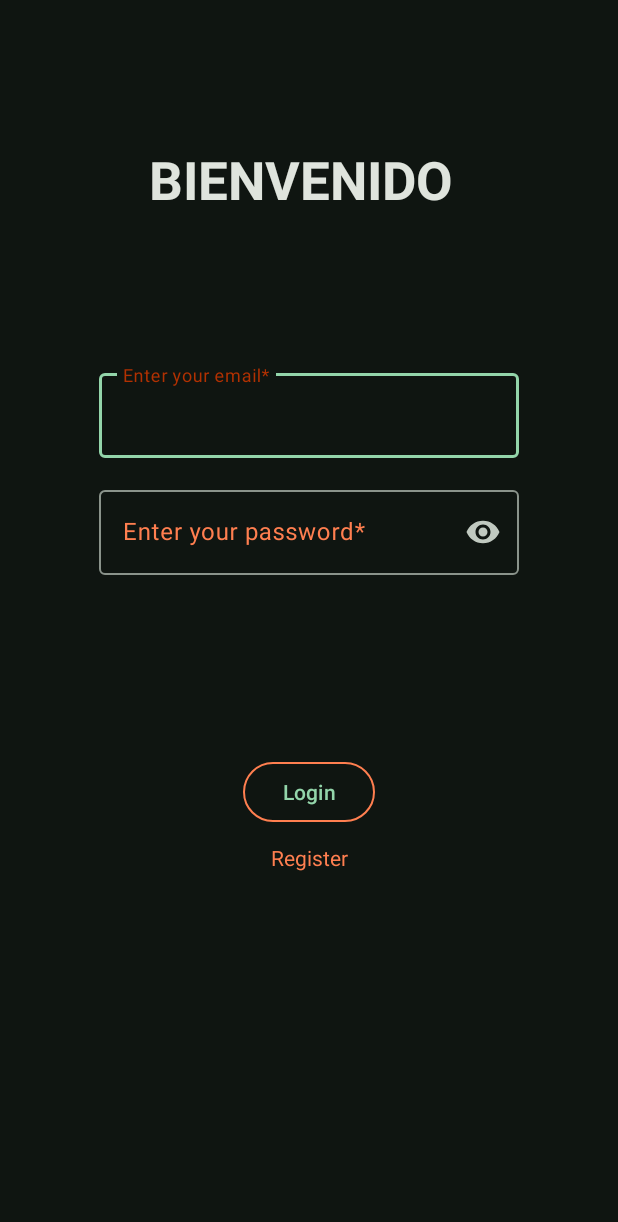
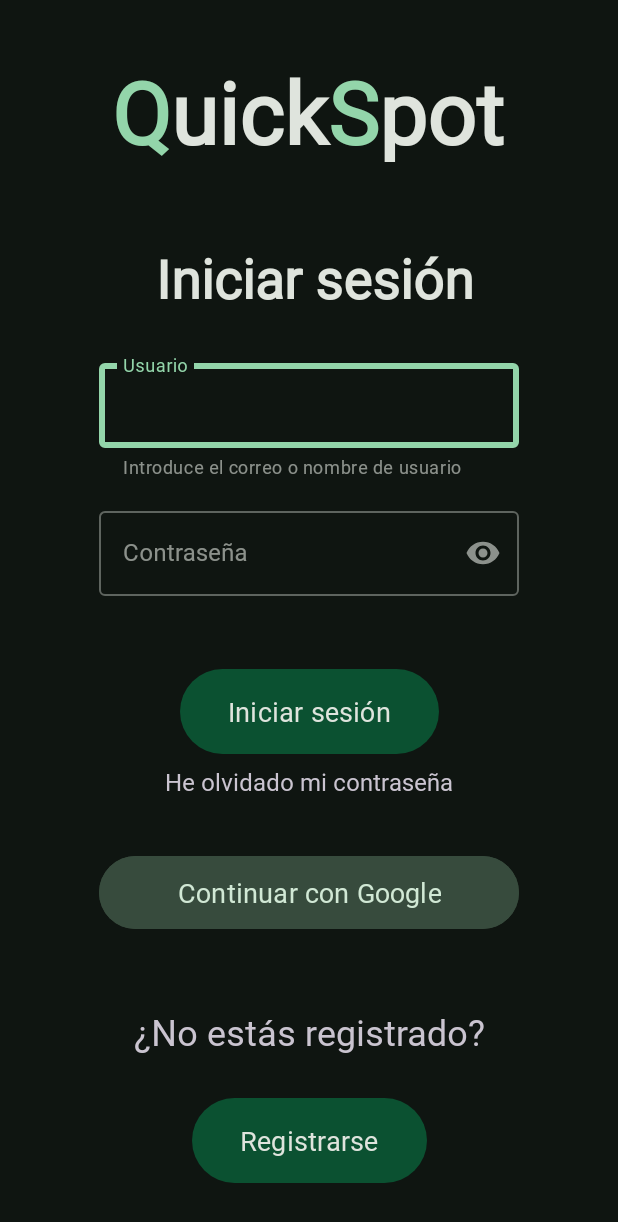
Before and after one commit to MartinLopezDeIpina/MartinLopezDeIpinaLKSParking, an Android app: the screen it shows after launch (LoginActivity), on a phone screen of 412 x 824 dp. Shown: the top 1222 px of the screen. Run offline under Robolectric (Android 15) with nearby library versions, the phone set to English and light mode, and no system bars.

Commit message:
feat login view

```diff
--- a/app/src/main/java/com/lksnext/parkingplantilla/view/activity/LoginActivity.java
+++ b/app/src/main/java/com/lksnext/parkingplantilla/view/activity/LoginActivity.java
@@ -1,13 +1,23 @@
 package com.lksnext.parkingplantilla.view.activity;
 
 import android.content.Intent;
+import android.content.res.Resources;
 import android.os.Bundle;
+import android.text.SpannableString;
+import android.text.Spanned;
+import android.text.style.ForegroundColorSpan;
+import android.text.style.StyleSpan;
+import android.util.TypedValue;
+import android.view.ContextThemeWrapper;
+import android.widget.TextView;
 
 import androidx.appcompat.app.AppCompatActivity;
+import androidx.core.content.ContextCompat;
 import androidx.lifecycle.ViewModelProvider;
 
 import com.lksnext.parkingplantilla.databinding.ActivityLoginBinding;
 import com.lksnext.parkingplantilla.viewmodel.LoginViewModel;
+import com.lksnext.parkingplantilla.R;
 
 public class LoginActivity extends AppCompatActivity {
 
@@ -51,5 +61,25 @@ public class LoginActivity extends AppCompatActivity {
                 }
             }
         });
+
+        setSpannedTitle();
+    }
+
+    private void setSpannedTitle(){
+        TextView title = findViewById(R.id.title);
+        String text = title.getText().toString();
+        SpannableString spannableString = new SpannableString(text);
+
+        Resources.Theme theme = getTheme();
+        TypedValue typedValue = new TypedValue();
+        theme.resolveAttribute(R.attr.colorPrimary, typedValue, true);
+        int color = typedValue.data;
+
+        spannableString.setSpan(new ForegroundColorSpan(color), 0, 1, Spanned.SPAN_EXCLUSIVE_EXCLUSIVE);
+
+        int secondWordStart = text.indexOf("S");
+        spannableString.setSpan(new ForegroundColorSpan(color), secondWordStart, secondWordStart + 1, Spanned.SPAN_EXCLUSIVE_EXCLUSIVE);
+
+        title.setText(spannableString);
     }
 }
--- a/app/src/main/java/com/lksnext/parkingplantilla/viewmodel/LoginViewModel.java
+++ b/app/src/main/java/com/lksnext/parkingplantilla/viewmodel/LoginViewModel.java
@@ -1,4 +1,6 @@
 package com.lksnext.parkingplantilla.viewmodel;
+
+import android.content.Intent;
 
 import androidx.lifecycle.LiveData;
 import androidx.lifecycle.MutableLiveData;
@@ -6,6 +8,7 @@ import androidx.lifecycle.ViewModel;
 
 import com.lksnext.parkingplantilla.data.DataRepository;
 import com.lksnext.parkingplantilla.domain.Callback;
+import com.lksnext.parkingplantilla.view.activity.MainActivity;
 
 public class LoginViewModel extends ViewModel {
 
--- a/app/src/main/res/layout/activity_login.xml
+++ b/app/src/main/res/layout/activity_login.xml
@@ -7,66 +7,31 @@
     tools:context=".view.activity.LoginActivity">
 
 
-    <Button
-        android:id="@+id/loginButton"
-        style="?attr/materialButtonOutlinedStyle"
-        android:layout_width="wrap_content"
-        android:layout_height="wrap_content"
-        android:layout_marginTop="100dp"
-        android:text="Login"
-        app:layout_constraintEnd_toEndOf="parent"
-        app:layout_constraintHorizontal_bias="0.5"
-        app:layout_constraintStart_toStartOf="parent"
-        app:layout_constraintTop_toBottomOf="@+id/password"
-        app:strokeColor="@color/orange" />
-
-    <LinearLayout
-        android:layout_width="wrap_content"
-        android:layout_height="wrap_content"
-        android:layout_marginLeft="40dp"
-        android:layout_marginRight="40dp"
-        android:orientation="horizontal"
-        app:layout_constraintEnd_toEndOf="parent"
-        app:layout_constraintStart_toStartOf="parent"
-        app:layout_constraintTop_toBottomOf="@+id/loginButton">
-
-        <TextView
-            android:id="@+id/createAccount"
-            android:layout_width="wrap_content"
-            android:layout_height="wrap_content"
-            android:layout_marginTop="10dp"
-            android:text="Register"
-            android:textColor="@color/orange"
-            app:layout_constraintBottom_toBottomOf="parent"
-            app:layout_constraintEnd_toEndOf="parent"
-            app:layout_constraintHorizontal_bias="0.467"
-            app:layout_constraintStart_toStartOf="parent"
-            app:layout_constraintTop_toBottomOf="@+id/loginButton"
-            app:layout_constraintVertical_bias="0.055" />
-    </LinearLayout>
-
     <TextView
         android:id="@+id/title"
         android:layout_width="wrap_content"
         android:layout_height="wrap_content"
-        android:layout_marginTop="96dp"
-        android:text="BIENVENIDO"
-        android:textColor="@color/greenDark_onSurface"
-        android:textSize="35sp"
+        android:layout_marginTop="36dp"
+        android:fontFamily="@font/robotobold"
+        android:text="@string/app_name"
+        android:textAlignment="center"
+        android:textColor="?attr/colorOnSurface"
+        android:textSize="57sp"
         android:textStyle="bold"
         app:layout_constraintEnd_toEndOf="parent"
-        app:layout_constraintHorizontal_bias="0.476"
+        app:layout_constraintHorizontal_bias="0.496"
         app:layout_constraintStart_toStartOf="parent"
         app:layout_constraintTop_toTopOf="parent" />
 
     <com.google.android.material.textfield.TextInputLayout
         android:id="@+id/email"
-        style="@style/Theme.ParkingLKS.TextInputLayout"
+        style="@style/TextInputStyle"
         android:layout_width="280dp"
         android:layout_height="wrap_content"
-        android:layout_marginTop="100dp"
-        android:hint="Enter your email*"
+        android:layout_marginTop="124dp"
+        android:hint="@string/usuario_hint"
         android:inputType="text"
+        app:helperText="@string/usuario_helper"
         app:layout_constraintEnd_toEndOf="parent"
         app:layout_constraintStart_toStartOf="parent"
         app:layout_constraintTop_toBottomOf="@id/title">
@@ -80,11 +45,11 @@
 
     <com.google.android.material.textfield.TextInputLayout
         android:id="@+id/password"
-        style="@style/Theme.ParkingLKS.TextInputLayout"
+        style="@style/TextInputStyle"
         android:layout_width="280dp"
         android:layout_height="wrap_content"
         android:layout_marginTop="16dp"
-        android:hint="Enter your password*"
+        android:hint="@string/password_hint"
         android:inputType="textEmailAddress"
         app:endIconMode="password_toggle"
         app:errorEnabled="true"
@@ -100,5 +65,84 @@
 
     </com.google.android.material.textfield.TextInputLayout>
 
+    <TextView
+        android:id="@+id/textView"
+        style="@style/HeadingStyle"
+        android:layout_width="wrap_content"
+        android:layout_height="wrap_content"
+        android:layout_marginStart="104dp"
+        android:layout_marginTop="48dp"
+        android:fontFamily="@font/robotobold"
+        android:text="@string/login"
+        android:textAlignment="center"
+        android:textSize="36sp"
+        android:textStyle="bold"
+        app:layout_constraintStart_toStartOf="parent"
+        app:layout_constraintTop_toBottomOf="@+id/title" />
+
+
+    <com.google.android.material.button.MaterialButton
+        android:id="@+id/loginButton"
+        style="@style/PrimaryButton"
+        android:layout_width="wrap_content"
+        android:layout_height="wrap_content"
+        android:text="@string/login"
+        android:layout_marginTop="24dp"
+        app:layout_constraintLeft_toLeftOf="parent"
+        app:layout_constraintRight_toRightOf="parent"
+        app:layout_constraintTop_toBottomOf="@+id/password" />
+
+    <TextView
+        android:id="@+id/forgotPassButton"
+        android:layout_width="wrap_content"
+        android:layout_height="wrap_content"
+        android:textSize="16sp"
+        android:fontFamily="@font/robotobold"
+        android:text="@string/forgot_password"
+        android:layout_marginTop="3dp"
+        app:layout_constraintLeft_toLeftOf="parent"
+        app:layout_constraintRight_toRightOf="parent"
+        app:layout_constraintTop_toBottomOf="@+id/loginButton" />
+
+    <com.google.android.material.button.MaterialButton
+        android:id="@+id/googleButton"
+        android:fontFamily="@font/robotobold"
+        android:textColor="?attr/colorOnSecondaryContainer"
+        android:backgroundTint="?attr/colorSecondaryContainer"
+        android:layout_marginTop="60dp"
+        android:paddingBottom="12sp"
+        android:paddingTop="12sp"
+        android:paddingLeft="52sp"
+        android:paddingRight="52sp"
+        android:textSize="18sp"
+        android:layout_width="wrap_content"
+        android:layout_height="wrap_content"
+        android:text="@string/google_login"
+        app:layout_constraintLeft_toLeftOf="parent"
+        app:layout_constraintRight_toRightOf="parent"
+        app:layout_constraintTop_toBottomOf="@+id/loginButton" />
+
+    <TextView
+        android:id="@+id/notRegistered"
+        android:layout_width="wrap_content"
+        android:layout_height="wrap_content"
+        android:textSize="24sp"
+        android:fontFamily="@font/robotobold"
+        android:text="@string/not_registered"
+        android:layout_marginTop="48dp"
+        app:layout_constraintLeft_toLeftOf="parent"
+        app:layout_constraintRight_toRightOf="parent"
+        app:layout_constraintTop_toBottomOf="@+id/googleButton" />
+
+    <com.google.android.material.button.MaterialButton
+        android:id="@+id/createAccount"
+        style="@style/PrimaryButton"
+        android:layout_marginTop="24dp"
+        android:layout_width="wrap_content"
+        android:layout_height="wrap_content"
+        android:text="@string/register"
+        app:layout_constraintLeft_toLeftOf="parent"
+        app:layout_constraintRight_toRightOf="parent"
+        app:layout_constraintTop_toBottomOf="@+id/notRegistered" />
 
 </androidx.constraintlayout.widget.ConstraintLayout>
--- a/app/src/main/res/values/strings.xml
+++ b/app/src/main/res/values/strings.xml
@@ -1,5 +1,14 @@
 <resources>
-    <string name="app_name">ParkingPlantilla</string>
+    <string name="app_name">QuickSpot</string>
+
+    <string name="usuario_hint">Usuario</string>
+    <string name="usuario_helper">Introduce el correo o nombre de usuario</string>
+    <string name="password_hint">Contraseña</string>
+    <string name="login">Iniciar sesión</string>
+    <string name="forgot_password">He olvidado mi contraseña</string>
+    <string name="google_login">Continuar con Google</string>
+    <string name="not_registered">¿No estás registrado?</string>
+    <string name="register">Registrarse</string>
 
     <string name="selectDate">Selecciona una fecha</string>
 
--- /dev/null
+++ b/app/src/main/res/values/styles.xml
@@ -0,0 +1,22 @@
+<?xml version="1.0" encoding="utf-8"?>
+<resources>
+    <style name="TextInputStyle" parent="Widget.MaterialComponents.TextInputLayout.OutlinedBox">
+        <item name="boxStrokeWidthFocused">4dp</item>
+    </style>
+    <style name="HeadingStyle">
+        <item name="android:textColor">?attr/colorOnSurface</item>
+        <item name="android:textSize">36sp</item>
+        <item name="fontFamily">@font/robotobold</item>
+    </style>
+    <style name="PrimaryButton">
+        <item name="fontFamily">@font/robotobold</item>
+        <item name="android:textColor">?attr/colorOnSurface</item>
+        <item name="backgroundTint">?attr/colorPrimaryContainer</item>
+        <item name="textFillColor">?attr/colorOnPrimary</item>
+        <item name="android:textSize">18sp</item>
+        <item name="android:paddingLeft">32dp</item>
+        <item name="android:paddingTop">16dp</item>
+        <item name="android:paddingRight">32dp</item>
+        <item name="android:paddingBottom">16dp</item>
+    </style>
+</resources>
--- a/app/src/main/res/values/themes.xml
+++ b/app/src/main/res/values/themes.xml
@@ -70,6 +70,9 @@
     </style>
 
     <style name="GreenDark" parent="Theme.Material3.Dark.NoActionBar">
+        <item name="android:fontFamily">@font/robotoregular</item>
+        <item name="android:statusBarColor">@color/greenDark_surface</item>
+
         <item name="colorPrimary">@color/greenDark_primary</item>
         <item name="colorOnPrimary">@color/greenDark_onPrimary</item>
         <item name="colorPrimaryContainer">@color/greenDark_primaryContainer</item>
```
